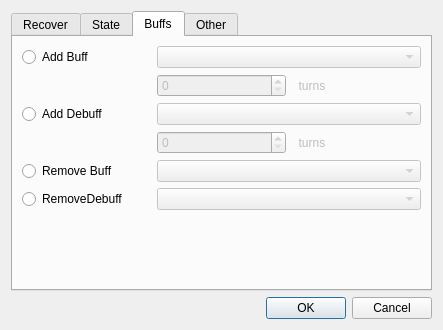
The window that src/ui/dialogs/item_effect_dialog.ui (DimichGD/FHEditor) describes before a commit, drawn with Qt 5.
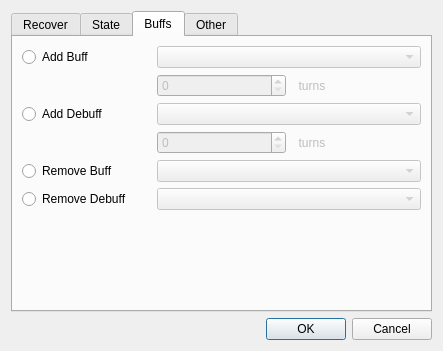
The same window after the commit. The open tabs and pages were chosen to show the change. Custom widgets are drawn as their Qt base class.

The edit to the form file:
```diff
--- a/src/ui/dialogs/item_effect_dialog.ui
+++ b/src/ui/dialogs/item_effect_dialog.ui
@@ -7,7 +7,7 @@
     <x>0</x>
     <y>0</y>
     <width>443</width>
-    <height>330</height>
+    <height>351</height>
    </rect>
   </property>
   <property name="sizePolicy">
@@ -408,7 +408,7 @@
          <item row="5" column="0">
           <widget class="QRadioButton" name="removeDebuffRadioButton">
            <property name="text">
-            <string>RemoveDebuff</string>
+            <string>Remove Debuff</string>
            </property>
            <attribute name="buttonGroup">
             <string notr="true">radioGroup</string>
```
Left out of the diff: 34 changed lines with no effect on the pictures.
